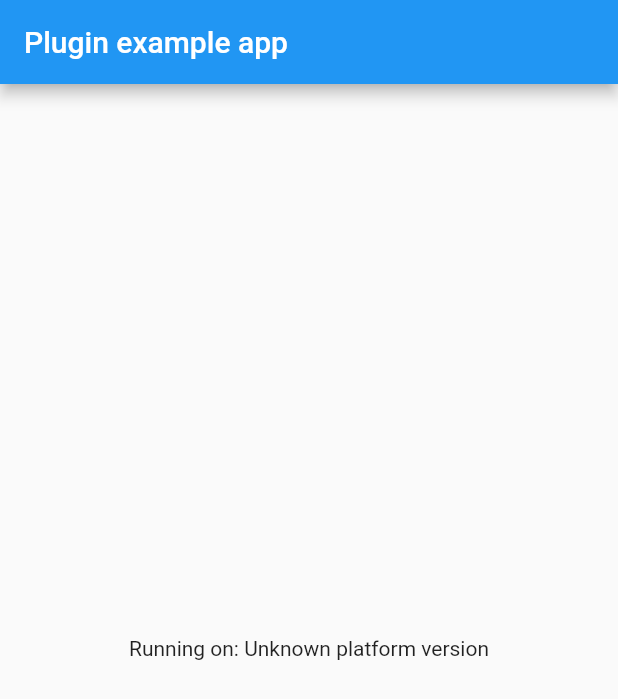
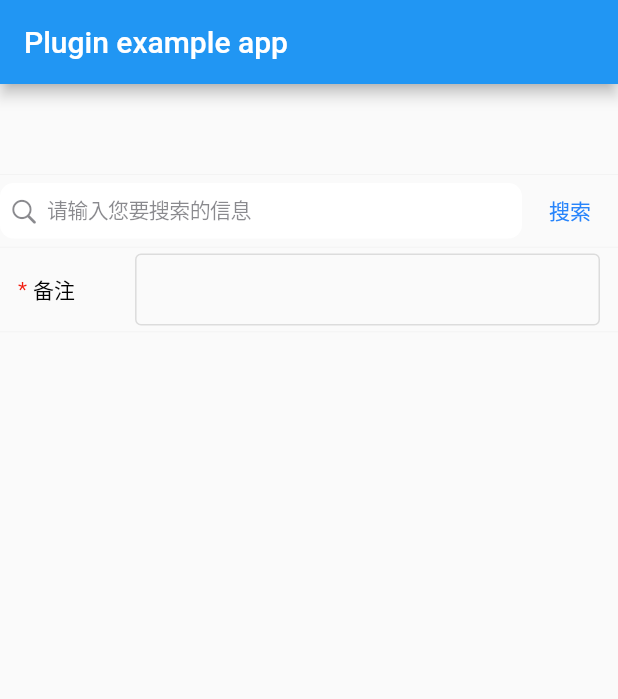
Before and after one commit to pwb1004/gj_flutter_plugin, a Flutter app: the screen it shows after launch, on a phone screen of 412 x 824 dp. Shown: the top 699 px of the screen. Run offline on Flutter 3.47's test engine with Material 2 defaults, Android fonts, the phone set to English and light mode, and no system bars; our stand-ins replace plugin_platform_interface.

Commit message:
add some view

```diff
--- a/gj_flutter_plugin/example/lib/main.dart
+++ b/gj_flutter_plugin/example/lib/main.dart
@@ -3,6 +3,10 @@ import 'dart:async';
 
 import 'package:flutter/services.dart';
 import 'package:gj_flutter_plugin/gj_flutter_plugin.dart';
+import 'package:gj_flutter_plugin/view/controller/general_input_controller.dart';
+import 'package:gj_flutter_plugin/view/remark_view_item/remark_view_item.dart';
+import 'package:gj_flutter_plugin/view/search_view/vp_search_view.dart';
+import 'package:gj_flutter_plugin/view/separator.dart';
 
 void main() {
   runApp(const MyApp());
@@ -18,6 +22,8 @@ class MyApp extends StatefulWidget {
 class _MyAppState extends State<MyApp> {
   String _platformVersion = 'Unknown';
   final _gjFlutterPlugin = GjFlutterPlugin();
+
+  final GeneralInputController _inputController = GeneralInputController();
 
   @override
   void initState() {
@@ -54,9 +60,12 @@ class _MyAppState extends State<MyApp> {
         appBar: AppBar(
           title: const Text('Plugin example app'),
         ),
-        body: Center(
-          child: Text('Running on: $_platformVersion\n'),
-        ),
+        body: Column(children: [
+          SizedBox(height: 60,),
+          Separator(),
+          VPSearchView(),
+          RemarkViewItem(_inputController, title: '备注', required: true,),
+        ],),
       ),
     );
   }
--- /dev/null
+++ b/gj_flutter_plugin/lib/view/controller/base_controller.dart
@@ -0,0 +1,14 @@
+import 'package:flutter/material.dart';
+
+class BaseController {
+  VoidCallback? onChanged;
+
+  BaseController({this.onChanged}) : super();
+
+
+  static void controllerOnChanged(BaseController controller) {
+    if (controller.onChanged != null) {
+      controller.onChanged!();
+    }
+  }
+}
--- /dev/null
+++ b/gj_flutter_plugin/lib/view/controller/general_input_controller.dart
@@ -0,0 +1,8 @@
+import './base_controller.dart';
+
+class GeneralInputController extends BaseController {
+  String? subtitle;
+  String? saveKey;
+
+  GeneralInputController({this.subtitle, this.saveKey}) : super();
+}
--- /dev/null
+++ b/gj_flutter_plugin/lib/view/remark_view_item/remark_view_item.dart
@@ -0,0 +1,102 @@
+import 'package:flutter/material.dart';
+import '../controller/general_input_controller.dart';
+import '../separator.dart';
+
+class RemarkViewItem extends StatefulWidget {
+  final GeneralInputController inputController;
+  final bool required;
+  final String title;
+  final bool forDisplay;
+  final String? placeholder;
+  final String? parameterKey;
+
+  const RemarkViewItem(this.inputController,
+      {Key? key,
+      this.required = false,
+      this.title = '',
+      this.forDisplay = false,
+      this.placeholder,
+      this.parameterKey});
+
+  @override
+  _RemarkViewItemState createState() => _RemarkViewItemState();
+}
+
+class _RemarkViewItemState extends State<RemarkViewItem> {
+  TextEditingController textController = TextEditingController();
+
+  @override
+  void initState() {
+    super.initState();
+
+    widget.inputController.onChanged = onValueChanged;
+    textController.text = widget.inputController.subtitle ?? '';
+  }
+
+  @override
+  Widget build(BuildContext context) {
+    return Container(
+      child: Column(
+        children: [
+          Row(
+            children: [
+              SizedBox(
+                width: 12,
+              ),
+              Visibility(
+                child: Row(
+                  children: [
+                    Text(
+                      "*",
+                      style: TextStyle(color: const Color(0xFFf21c0f), fontSize: 14.0),
+                    ),
+                    SizedBox(
+                      width: 4,
+                    )
+                  ],
+                ),
+                visible: widget.required,
+              ),
+              Text("${widget.title}", style: TextStyle(fontSize: 14, color: Color(0xff000000)),),
+              SizedBox(
+                width: 40,
+              ),
+              Expanded(
+                  child: TextField(
+                controller: textController,
+                maxLines: null,
+                enabled: !widget.forDisplay,
+                decoration: InputDecoration(
+                    border: OutlineInputBorder(
+                        borderSide: BorderSide(color: Colors.black12)),
+                    enabledBorder: OutlineInputBorder(
+                        borderSide: BorderSide(color: Colors.black12)),
+                    focusedBorder: OutlineInputBorder(
+                        borderSide: BorderSide(color: Colors.black12)),
+                    hintText: "${widget.placeholder ?? ''}",
+                    contentPadding: EdgeInsets.all(6)),
+                textAlign: TextAlign.end,
+                onChanged: (text){
+                  widget.inputController.subtitle = textController.text;
+                },
+                style: TextStyle(color: const Color(0xFF000000), fontSize: 14),
+              )),
+              SizedBox(
+                width: 12,
+              ),
+            ],
+          ),
+          SizedBox(height: 4,),
+          Separator(),
+        ],
+      ), margin: EdgeInsets.only(top: 4),
+    );
+  }
+
+  onValueChanged() {
+    textController.text = widget.inputController.subtitle ?? '';
+    if (mounted) {
+      setState(() {});
+    }
+  }
+}
--- /dev/null
+++ b/gj_flutter_plugin/lib/view/search_view/vp_search_controller.dart
@@ -0,0 +1,9 @@
+import 'package:flutter/cupertino.dart';
+
+class VPSearchController extends ChangeNotifier {
+  String? keyWord;
+
+  VoidCallback? onChanged;
+
+  VPSearchController({this.onChanged, this.keyWord}) : super();
+}
--- /dev/null
+++ b/gj_flutter_plugin/lib/view/search_view/vp_search_view.dart
@@ -0,0 +1,77 @@
+import 'package:flutter/cupertino.dart';
+import 'package:flutter/material.dart';
+import './vp_search_controller.dart';
+import '../separator.dart';
+
+class VPSearchView extends StatefulWidget {
+  final VPSearchController? controller;
+  final String placeholder;
+  final Function(String)? onSearch;
+
+  const VPSearchView(
+      {Key? key,
+      this.placeholder = '请输入您要搜索的信息',
+      this.controller,
+      this.onSearch});
+
+  @override
+  _VPSearchViewState createState() => _VPSearchViewState();
+}
+
+class _VPSearchViewState extends State<VPSearchView> {
+  TextEditingController textController = TextEditingController();
+
+  @override
+  void initState() {
+    super.initState();
+    if (widget.controller != null) {
+      widget.controller?.onChanged = onValueChanged;
+      textController.text = widget.controller?.keyWord ?? '';
+    }
+  }
+
+  @override
+  Widget build(BuildContext context) {
+    return Container(
+      child: Column(
+        children: [
+          Row(
+            children: [
+              Expanded(
+                  child: CupertinoSearchTextField(
+                backgroundColor: Colors.white,
+                placeholder: widget.placeholder,
+                controller: textController,
+                onSubmitted: (value) => goSearch(),
+                style: const TextStyle(color: Color(0xFF000000), fontSize: 14.0),
+              )),
+              TextButton(
+                  onPressed: () {
+                    goSearch();
+                  },
+                  child: const Text(
+                    "搜索",
+                    style: TextStyle(color: Color(0xFF2784FB), fontSize: 14.0),
+                  ))
+            ],
+          ),
+          const Separator()
+        ],
+      ),
+    );
+  }
+
+  goSearch() {
+    if (widget.controller != null) {
+      widget.controller?.keyWord = textController.text;
+    }
+    if (widget.onSearch != null) {
+      widget.onSearch!(textController.text);
+    }
+  }
+
+  onValueChanged() {
+    textController.text = widget.controller?.keyWord ?? '';
+    setState(() {});
+  }
+}
--- /dev/null
+++ b/gj_flutter_plugin/lib/view/separator.dart
@@ -0,0 +1,15 @@
+import 'package:flutter/cupertino.dart';
+import 'package:flutter/material.dart';
+
+class Separator extends StatelessWidget {
+
+  final Color color;
+
+  const Separator({Key? key, this.color = const Color(0xFFF1F1F1)}) : super(key: key);
+
+  @override
+  Widget build(BuildContext context) {
+    return Container(height: 0.5, color: color,);
+  }
+
+}
--- a/gj_flutter_plugin/pubspec.yaml
+++ b/gj_flutter_plugin/pubspec.yaml
@@ -1,10 +1,10 @@
 name: gj_flutter_plugin
-description: A new Flutter project.
+description: Guo Jiu Big Data Flutter Plugin
 version: 1.0.1
-homepage:
+homepage: https://github.com/pwb1004/gj_flutter_plugin
 
 environment:
-  sdk: ">=2.8.0 <3.0.0"
+  sdk: ">=2.17.1 <3.0.0"
   flutter: ">=2.5.0"
 
 dependencies:
```
Also changed, not shown: 3 other files.
